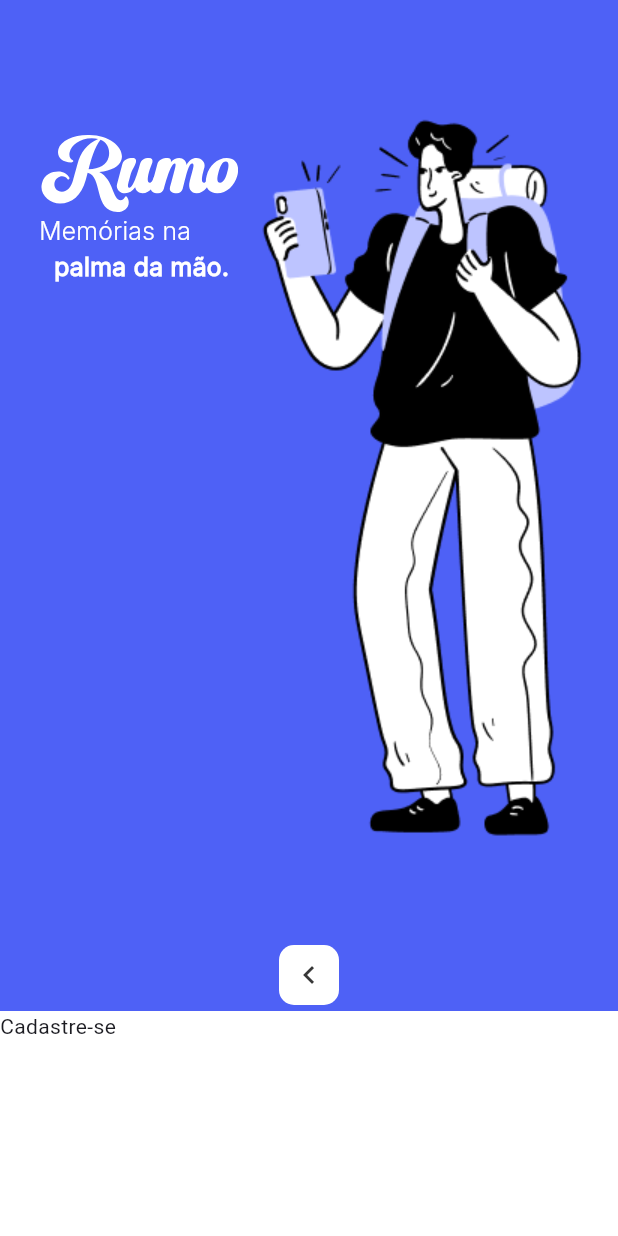
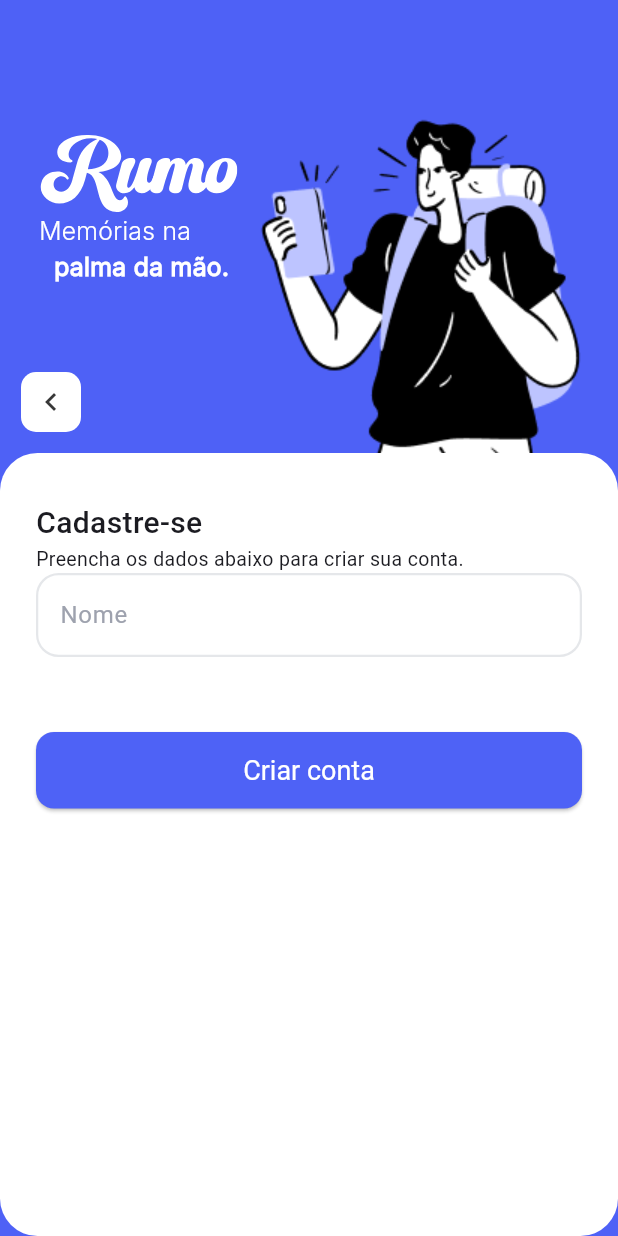
Before and after one commit to CristianR49/rumo, a Flutter app: the screen it shows after launch, after a tap on "Criar conta", on a phone screen of 412 x 824 dp. Run offline on Flutter 3.47's test engine with Material 3 defaults, Android fonts, the phone set to English and light mode, and no system bars; our stand-ins replace flutter_svg.

Commit message:
create account screen progress

```diff
--- a/lib/features/auth/create_account/create_account_screen.dart
+++ b/lib/features/auth/create_account/create_account_screen.dart
@@ -1,6 +1,77 @@
 import 'package:flutter/material.dart';
 import 'package:flutter_svg/svg.dart';
 import 'package:rumo/core/asset_images.dart';
+
+class Formulario extends StatefulWidget {
+  const Formulario({super.key});
+
+  @override
+  State<Formulario> createState() => _FormularioState();
+}
+
+class _FormularioState extends State<Formulario> {
+  final _formKey = GlobalKey<FormState>();
+
+  @override
+  Widget build(BuildContext context) {
+    return Form(
+      key: _formKey,
+      child: Column(
+        crossAxisAlignment: CrossAxisAlignment.start,
+        children: [
+          Text(
+            'Cadastre-se',
+            style: TextStyle(fontSize: 20, fontWeight: FontWeight.w500),
+          ),
+          Text(
+            'Preencha os dados abaixo para criar sua conta.',
+            style: TextStyle(fontSize: 13, fontWeight: FontWeight.w400),
+          ),
+          TextFormField(
+            decoration: InputDecoration(hintText: 'Nome'),
+            validator: (value) {
+              if (value == null || value.trim().isEmpty) {
+                return 'Por favor, insira seu nome';
+              }
+              return null;
+            },
+          ),
+          Padding(
+            padding: const EdgeInsets.only(top: 50),
+            child: ElevatedButton(
+              style: ElevatedButton.styleFrom(
+                backgroundColor: const Color.fromARGB(255, 78, 98, 246),
+                minimumSize: const Size.fromHeight(10),
+                foregroundColor: Colors.white,
+                padding: const EdgeInsets.symmetric(
+                  horizontal: 30,
+                  vertical: 15,
+                ),
+                textStyle: const TextStyle(fontSize: 18),
+                shape: RoundedRectangleBorder(
+                  borderRadius: BorderRadius.circular(12),
+                ),
+              ),
+              onPressed: () {
+                criarConta();
+              },
+              child: const Text('Criar conta'),
+            ),
+          ),
+        ],
+      ),
+    );
+  }
+
+  criarConta() {
+    if (_formKey.currentState!.validate()){
+      print("fomr validso");
+    }
+    else{
+      print("form invalido");
+    }
+  }
+}
 
 class CreateAccountScreen extends StatelessWidget {
   const CreateAccountScreen({super.key});
@@ -15,6 +86,7 @@ class CreateAccountScreen extends StatelessWidget {
             padding: const EdgeInsets.only(left: 26, top: 30),
             child: Row(
               crossAxisAlignment: CrossAxisAlignment.start,
+              mainAxisAlignment: MainAxisAlignment.spaceBetween,
               children: [
                 Padding(
                   padding: const EdgeInsets.only(top: 60),
@@ -23,7 +95,7 @@ class CreateAccountScreen extends StatelessWidget {
                     children: [
                       SvgPicture.asset(
                         AssetImages.logo,
-                        width: 134,
+                        width: 133,
                         height: 52,
                       ),
                       Text(
@@ -50,7 +122,12 @@ class CreateAccountScreen extends StatelessWidget {
                     ],
                   ),
                 ),
-                Image.asset(AssetImages.createAccountCharacter),
+                Expanded(
+                  child: Image.asset(
+                    AssetImages.createAccountCharacter,
+                    alignment: Alignment.topLeft,
+                  ),
+                ),
               ],
             ),
           ),
@@ -59,23 +136,39 @@ class CreateAccountScreen extends StatelessWidget {
             child: Column(
               mainAxisSize: MainAxisSize.min,
               children: [
-                IconButton.filled(
+                Align(
+                  alignment: Alignment.bottomLeft,
+                  child: Container(
+                    margin: EdgeInsets.only(left: 10, bottom: 10),
+                    child: IconButton.filled(
                       onPressed: () {},
                       style: IconButton.styleFrom(
-                    backgroundColor: Colors.white,
+                        backgroundColor: const Color.fromRGBO(255, 255, 255, 1),
                         shape: RoundedRectangleBorder(
                           borderRadius: BorderRadius.circular(10),
                         ),
                       ),
                       padding: EdgeInsets.zero,
+
                       color: Color(0xFF383838),
                       icon: Icon(Icons.chevron_left),
                     ),
+                  ),
+                ),
                 Container(
                   width: double.maxFinite,
-                  height: 150,
+                  height: 522,
+                  decoration: BoxDecoration(
+                    borderRadius: BorderRadius.circular(25),
                     color: Colors.white,
-                  child: Text('Cadastre-se'),
+                  ),
+                  child: Padding(
+                    padding: const EdgeInsets.symmetric(
+                      horizontal: 24,
+                      vertical: 32,
+                    ),
+                    child: Formulario(),
+                  ),
                 ),
               ],
             ),
--- a/lib/theme/app_theme.dart
+++ b/lib/theme/app_theme.dart
@@ -37,6 +37,40 @@ class AppTheme {
           padding: EdgeInsets.symmetric(vertical: 16),
         ),
       ),
+      inputDecorationTheme: InputDecorationTheme(
+        hintStyle: TextStyle(color: Color.fromARGB(255, 158, 162, 174)),
+
+        enabledBorder: OutlineInputBorder(
+          borderRadius: BorderRadius.circular(15),
+          borderSide: const BorderSide(
+            color: Color.fromARGB(255, 229, 231, 234),
+            width: 1.5,
+          ),
+        ),
+
+        focusedBorder: OutlineInputBorder(
+          borderRadius: BorderRadius.circular(15),
+          borderSide: const BorderSide(
+            color: Color.fromARGB(
+              255,
+              229,
+              231,
+              234,
+            ),
+            width: 1.5,
+          ),
+        ),
+        filled: true,
+        fillColor: Colors.white,
+
+        errorBorder: OutlineInputBorder(
+          borderRadius: BorderRadius.circular(15),
+          borderSide: const BorderSide(
+            color: Colors.red,
+            width: 1.5,
+          ),
+        ),
+      ),
     );
   }
 }
```
Lines whose indentation alone changed are shown as unchanged.
